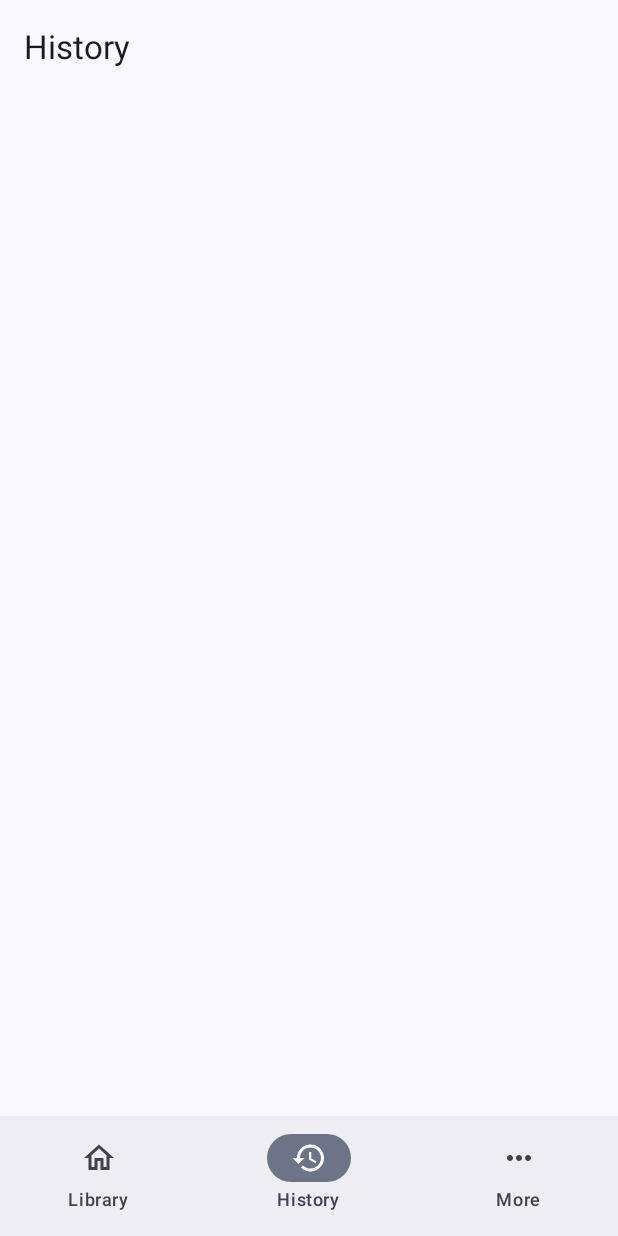
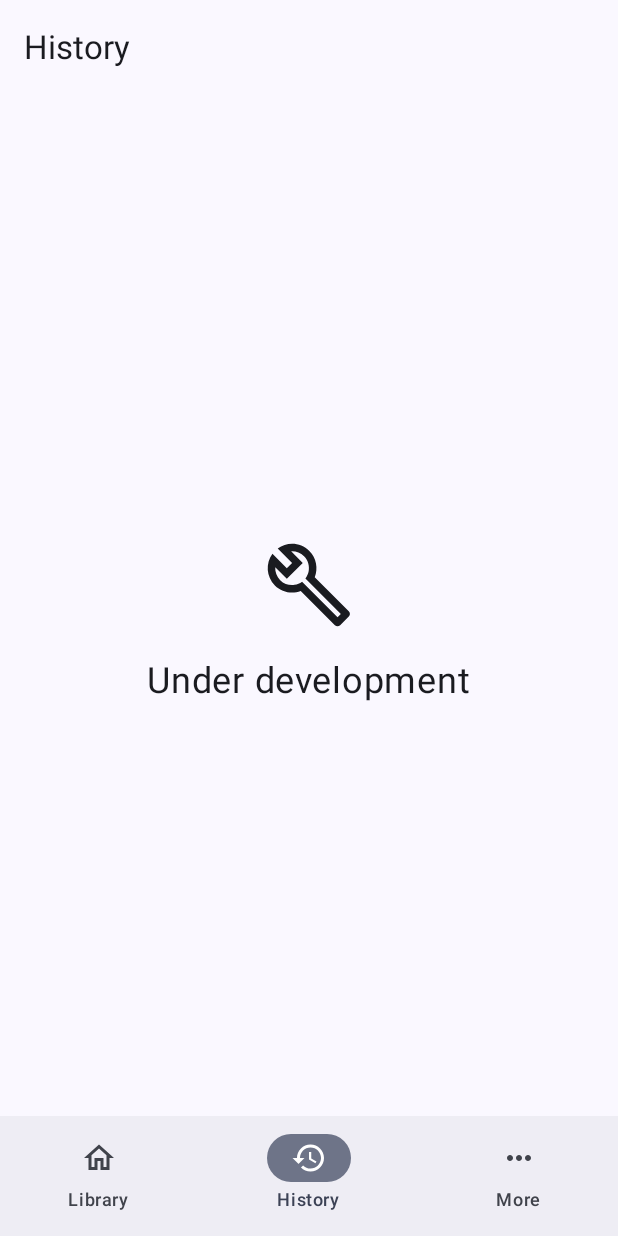
Before and after one commit to Pa222/Honorida, an Android app built with Jetpack Compose: the HistoryPage screen opened through its navigation route, on a phone screen of 412 x 824 dp. Run offline under Robolectric (Android 15) with nearby library versions, the phone set to English and light mode, and no system bars; our stand-ins replace Dagger/Hilt's generated code.

Commit message:
Add history page placeholder

```diff
--- a/app/src/main/java/com/honorida/ui/components/pages/history/HistoryPage.kt
+++ b/app/src/main/java/com/honorida/ui/components/pages/history/HistoryPage.kt
@@ -1,12 +1,22 @@
 package com.honorida.ui.components.pages.history
 
+import androidx.compose.foundation.layout.Arrangement
 import androidx.compose.foundation.layout.Column
+import androidx.compose.foundation.layout.fillMaxSize
 import androidx.compose.foundation.layout.padding
+import androidx.compose.foundation.layout.size
+import androidx.compose.material.icons.Icons
+import androidx.compose.material.icons.outlined.Build
+import androidx.compose.material3.Icon
 import androidx.compose.material3.Scaffold
+import androidx.compose.material3.Text
 import androidx.compose.runtime.Composable
+import androidx.compose.ui.Alignment
 import androidx.compose.ui.Modifier
 import androidx.compose.ui.res.stringResource
 import androidx.compose.ui.tooling.preview.Preview
+import androidx.compose.ui.unit.dp
+import androidx.compose.ui.unit.sp
 import com.honorida.R
 import com.honorida.ui.components.topbar.TopBar
 
@@ -20,8 +30,24 @@ fun HistoryPage(modifier: Modifier = Modifier) {
         },
         modifier = modifier
     ) { innerPadding ->
-        Column(Modifier.padding(innerPadding)) {
-
+        Column(
+            modifier = Modifier
+                .padding(innerPadding)
+                .fillMaxSize(),
+            horizontalAlignment = Alignment.CenterHorizontally,
+            verticalArrangement = Arrangement.Center
+        ) {
+            Icon(
+                imageVector = Icons.Outlined.Build,
+                contentDescription = null,
+                modifier = Modifier
+                    .padding(vertical = 20.dp)
+                    .size(60.dp)
+            )
+            Text(
+                text = stringResource(R.string.under_development),
+                fontSize = 24.sp
+            )
         }
     }
 }
--- a/app/src/main/res/values/strings.xml
+++ b/app/src/main/res/values/strings.xml
@@ -49,4 +49,5 @@
     <string name="failed_to_open_link">Failed to open link</string>
     <string name="failed_to_retrieve_release_info">Failed to retrieve release info</string>
     <string name="receive_pre_release_versions">Receive pre-release versions</string>
+    <string name="under_development">Under development</string>
 </resources>
```
